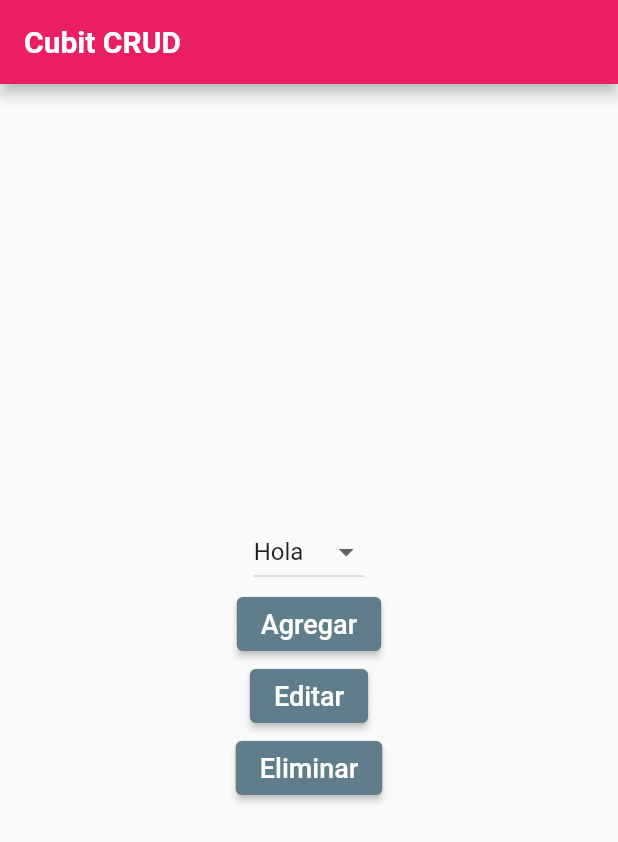
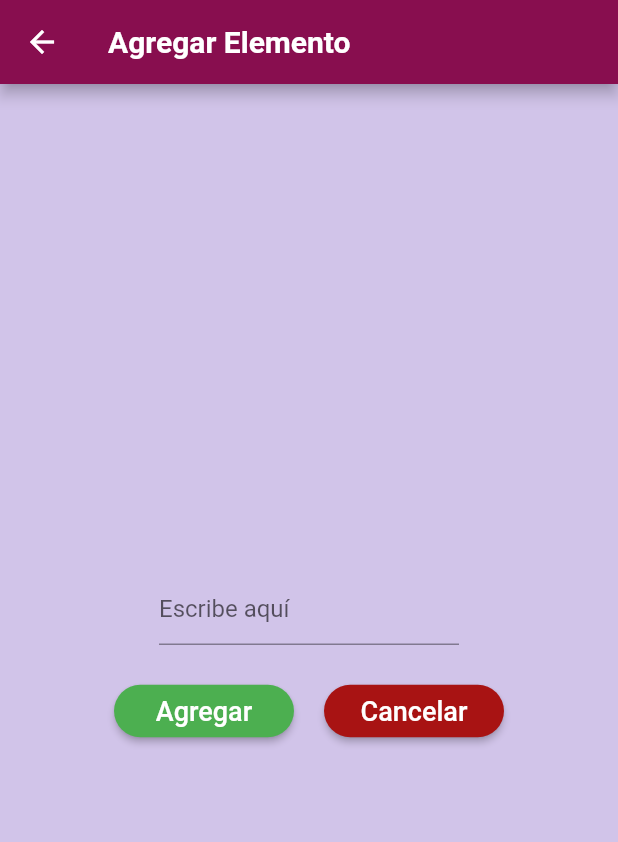
Before and after one commit to CamperoJose/list_crud, a Flutter app: the screen it shows after launch, after a tap on "Agregar", on a phone screen of 412 x 824 dp. Shown: the top 842 px of the screen. Run offline on Flutter 3.47's test engine with Material 2 defaults, Android fonts, the phone set to English and light mode, and no system bars; our stand-ins replace flutter_bloc.

```diff
--- a/lib/main.dart
+++ b/lib/main.dart
@@ -2,12 +2,27 @@ import 'package:flutter/material.dart';
 import 'package:flutter_bloc/flutter_bloc.dart';
 import 'package:list_crud/vista/home.dart';
 
-import 'lb/delete_cubit.dart';
 import 'lb/list_cubit.dart';
 
 void main() => runApp(MyApp());
 
 MyApp myApp = MyApp();
+
+MaterialColor myPink = MaterialColor(
+  0xFF880E4F,
+  <int, Color>{
+    50: Color(0xFFFCE4EC),
+    100: Color(0xFFF8BBD0),
+    200: Color(0xFFF48FB1),
+    300: Color(0xFFF06292),
+    400: Color(0xFFEC407A),
+    500: Color(0xFFE91E63),
+    600: Color(0xFFD81B60),
+    700: Color(0xFFC2185B),
+    800: Color(0xFFAD1457),
+    900: Color(0xFF880E4F),
+  },
+);
 
 class MyApp extends StatelessWidget {
 
@@ -15,7 +30,8 @@ class MyApp extends StatelessWidget {
   Widget build(BuildContext context) {
     return MaterialApp(
       theme: ThemeData(
-        primarySwatch: Colors.pink,
+        primarySwatch: myPink,
+        backgroundColor: Colors.black,
         inputDecorationTheme: InputDecorationTheme(
           focusedBorder: OutlineInputBorder(
             borderRadius: BorderRadius.circular(10),
--- /dev/null
+++ b/lib/vista/agregar.dart
@@ -0,0 +1,92 @@
+import 'package:flutter/material.dart';
+import 'package:flutter_bloc/flutter_bloc.dart';
+
+import '../componentes/app_bar_component.dart';
+import '../lb/list_cubit.dart';
+import '../model/list.dart';
+
+class AddPage extends StatelessWidget {
+  final ListCubit myCubit;
+  final myController = TextEditingController();
+
+
+  AddPage({required this.myCubit});
+
+
+  @override
+Widget build(BuildContext context) {
+  return Scaffold(
+    backgroundColor: Colors.deepPurple.shade100,
+    appBar: MyAppBar(title: 'Agregar Elemento'),
+    body: Center(
+      child: Column(
+        mainAxisAlignment: MainAxisAlignment.center,
+        children: <Widget>[
+          Container(
+            width: 200,
+            child: TextField(
+              controller: myController,
+              decoration: InputDecoration(
+                hintText: 'Escribe aquí',
+              ),
+            ),
+          ),
+          SizedBox(height: 20),
+
+          Container(
+            alignment: Alignment.center,
+            child: Row(
+              mainAxisAlignment: MainAxisAlignment.center,
+              children: <Widget>[
+                ElevatedButton(
+                  onPressed: () {
+                    myCubit.CubitAddElement(myController.text);
+                    Navigator.pop(context, true);
+                  },
+                  child: Text(
+                    'Agregar',
+                    style: TextStyle(fontSize: 18),
+                  ),
+                  style: ButtonStyle(
+                    shape: MaterialStateProperty.all<RoundedRectangleBorder>(
+                      RoundedRectangleBorder(
+                        borderRadius: BorderRadius.circular(20),
+                      ),
+                    ),
+                    minimumSize: MaterialStateProperty.all<Size>(Size(120, 35)),
+                    backgroundColor:
+                        MaterialStateProperty.all<Color>(Colors.green),
+                  ),
+                ),
+                SizedBox(width: 20),
+                ElevatedButton(
+                  onPressed: () {
+                    Navigator.pop(context);
+                  },
+                  child: const Text(
+                    'Cancelar',
+                    style: TextStyle(fontSize: 18),
+                  ),
+                  style: ButtonStyle(
+                    shape: MaterialStateProperty.all<RoundedRectangleBorder>(
+                      RoundedRectangleBorder(
+                        borderRadius: BorderRadius.circular(20),
+                      ),
+                    ),
+                    minimumSize: MaterialStateProperty.all<Size>(Size(120, 35)),
+                    backgroundColor:
+                        MaterialStateProperty.all<Color>(Color.fromARGB(255, 168, 19, 19)),
+                  ),
+                ),
+              ],
+            ),
+          ),
+
+
+        ],
+      ),
+    ),
+  );
+}
+
+}
--- a/lib/vista/home.dart
+++ b/lib/vista/home.dart
@@ -1,77 +1,131 @@
 import 'package:flutter/material.dart';
+import 'package:flutter_bloc/flutter_bloc.dart';
 
 import '../componentes/app_bar_component.dart';
+import '../lb/list_cubit.dart';
+import '../lb/list_cubit.dart';
 import '../model/list.dart';
-
+import 'agregar.dart';
+import 'editar.dart';
 
 class HomePage extends StatelessWidget {
-  const HomePage({Key? key}) : super(key: key);
+  final myCubit = ListCubit();
 
   @override
   Widget build(BuildContext context) {
-    String dropdownValue;
-    List<String> list = listedElements.getList();
-
     return Scaffold(
+      backgroundColor: Colors.deepPurple.shade100,
       appBar: MyAppBar(title: 'Cubit CRUD'),
       body: Center(
         child: Column(
           mainAxisAlignment: MainAxisAlignment.center,
           children: <Widget>[
+            BlocBuilder<ListCubit, int>(
+              builder: (context, state) {
+                return DropdownButton<String>(
+                  value: selectedValue,
+                  onChanged: (String? newValue) {
+                    selectedValue = newValue!;
+                    BlocProvider.of<ListCubit>(context).CubitList();
+                  },
+                  items: listedElements
+                      .getList()
+                      .map<DropdownMenuItem<String>>((String selectedValue) {
+                    return DropdownMenuItem<String>(
+                      value: selectedValue,
+                      child: Text(selectedValue, style: TextStyle(fontSize: 18),),
+                    );
+                  }).toList(),
+                );
+              },
+            ),
 
-            DropdownButton<String>(
-              value: list[0],
-              onChanged: (String? newValue) {
-                // Código que se ejecuta cuando se selecciona una opción del menú
+
+            ElevatedButton(
+
+              onPressed: () async {
+                final result = await Navigator.push(
+                  context,
+                  MaterialPageRoute(
+                      builder: (context) => AddPage(myCubit: myCubit)),
+
+                );
+
+                if (result == true) {
+                  selectedValue = listedElements.firstElement();
+                  BlocProvider.of<ListCubit>(context).CubitList();
+                }
 
               },
-              items: list.map<DropdownMenuItem<String>>((String value) {
-                return DropdownMenuItem<String>(
-                  value: value,
-                  child: Text(value),
-                );
-              }).toList(),
+              child: Text('Agregar',style: TextStyle(fontSize: 18),),
+              style: ButtonStyle(
+                shape: MaterialStateProperty.all<RoundedRectangleBorder>(
+                  RoundedRectangleBorder(
+                    borderRadius: BorderRadius.circular(20),
                   ),
-
-          ElevatedButton(
-            onPressed: () {
-              // Código que se ejecuta cuando se presiona el botón
-            },
-            child: Text(
-              'Agregar',
-              style: TextStyle(fontSize: 18),
                 ),
-            style: ButtonStyle(
-              backgroundColor: MaterialStateProperty.all<Color>(Colors.blueGrey),
+                minimumSize: MaterialStateProperty.all<Size>(Size(120, 35)),
+                backgroundColor:
+                    MaterialStateProperty.all<Color>(Colors.green),
               ),
             ),
 
+
+
             ElevatedButton(
-            onPressed: () {
-              // Código que se ejecuta cuando se presiona el botón
+              onPressed: () async {
+                final result = await Navigator.push(
+                  context,
+                  MaterialPageRoute(
+                      builder: (context) => EditPage(myCubit: myCubit, previousValue: selectedValue)),
+                );
+
+                if (result == true) {
+                  BlocProvider.of<ListCubit>(context).CubitList();
+                }
+
               },
               child: Text(
                 'Editar',
                 style: TextStyle(fontSize: 18),
               ),
               style: ButtonStyle(
-              backgroundColor: MaterialStateProperty.all<Color>(Colors.blueGrey),
+                shape: MaterialStateProperty.all<RoundedRectangleBorder>(
+                  RoundedRectangleBorder(
+                    borderRadius: BorderRadius.circular(20),
+                  ),
+                ),
+                minimumSize: MaterialStateProperty.all<Size>(Size(120, 35)),
+                backgroundColor:
+                    MaterialStateProperty.all<Color>(Color.fromARGB(255, 245, 201, 23)),
               ),
             ),
 
+
+
+
+
             ElevatedButton(
               onPressed: () {
-              // Código que se ejecuta cuando se presiona el botón
+                BlocProvider.of<ListCubit>(context)
+                    .CubitDeleteElement(selectedValue);
+                selectedValue = listedElements.firstElement();
               },
-            child: Text(
+              child: const Text(
                 'Eliminar',
                 style: TextStyle(fontSize: 18),
               ),
               style: ButtonStyle(
-              backgroundColor: MaterialStateProperty.all<Color>(Colors.blueGrey),
+                shape: MaterialStateProperty.all<RoundedRectangleBorder>(
+                  RoundedRectangleBorder(
+                    borderRadius: BorderRadius.circular(20),
+                  ),
+                ),
+                minimumSize: MaterialStateProperty.all<Size>(Size(120, 35)),
+                backgroundColor:
+                    MaterialStateProperty.all<Color>(Color.fromARGB(255, 168, 19, 19)),
               ),
             )
-
           ],
         ),
       ),
--- a/pubspec.yaml
+++ b/pubspec.yaml
@@ -40,6 +40,8 @@ dependencies:
 dev_dependencies:
   flutter_test:
     sdk: flutter
+  fluttertoast: ^8.1.1
+
 
   # The "flutter_lints" package below contains a set of recommended lints to
   # encourage good coding practices. The lint set provided by the package is
```
Also changed, not shown: lib/lb/delete_cubit.dart (deleted, +0 -19 lines), lib/lb/list_cubit.dart (+23 -1 lines), lib/model/list.dart (+10 -5 lines), lib/vista/editar.dart (added, +90 -0 lines), lib/lb/delete_state.dart (deleted), pubspec.lock, 9 other files. Lines whose indentation alone changed are shown as unchanged.
